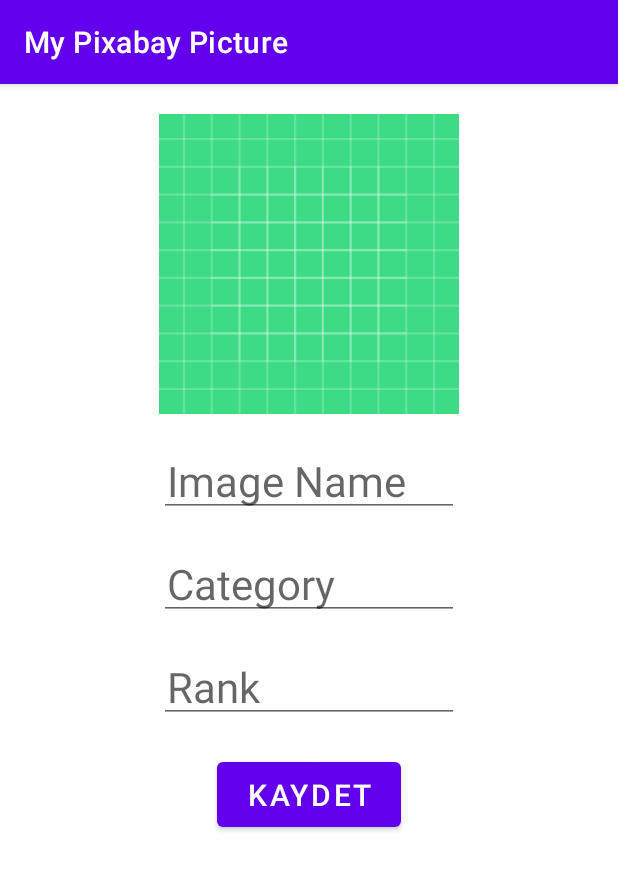
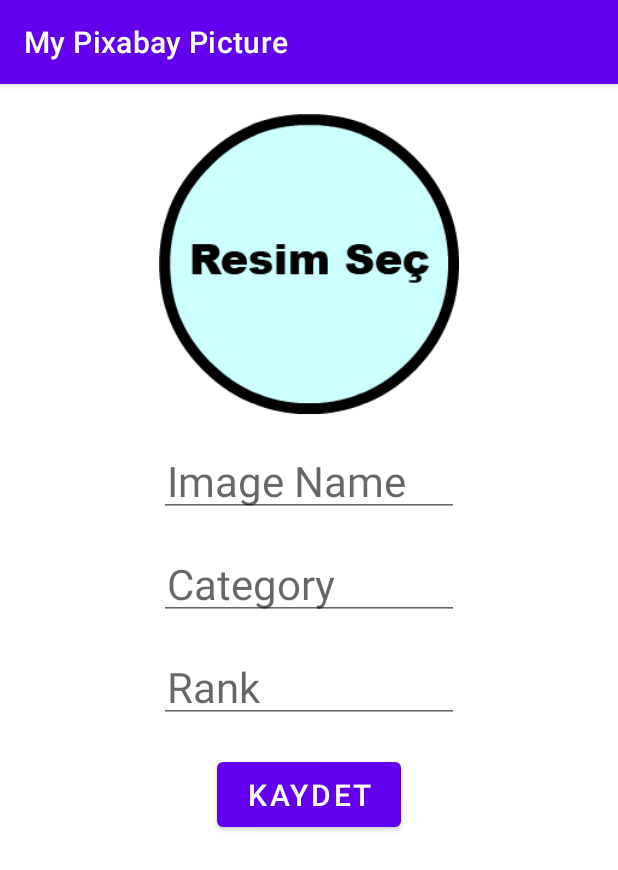
Before and after one commit to ZaferGuvenn/PixabayAPIInKotlin, an Android app: the screen it shows after launch (MainActivity), after a tap on "fdew", on a phone screen of 412 x 824 dp. Shown: the top 870 px of the screen. Run offline under Robolectric (Android 15) with nearby library versions, the phone set to English and light mode, and no system bars; our stand-ins replace Dagger/Hilt's generated code, Room's generated code; pictures from the network do not load.

Commit message:
Some bugs fixed

```diff
--- a/app/src/main/java/com/lafimsize/mypixabaypicture/di/AppModule.kt
+++ b/app/src/main/java/com/lafimsize/mypixabaypicture/di/AppModule.kt
@@ -51,7 +51,7 @@ object AppModule {
         .setDefaultRequestOptions(
             RequestOptions()
                 .placeholder(R.drawable.ic_launcher_foreground)
-                .error(R.drawable.ic_launcher_background)
+                .error(R.mipmap.error)
         )
 
 
--- a/app/src/main/java/com/lafimsize/mypixabaypicture/util/Resource.kt
+++ b/app/src/main/java/com/lafimsize/mypixabaypicture/util/Resource.kt
@@ -7,7 +7,7 @@ data class Resource<out T> (
     companion object{
 
         fun <T> success(data:T?):Resource<T>{
-            return Resource(Status.Success,data,null)
+            return Resource(Status.Success,data,"Resim başarıyla kaydedildi.")
         }
 
         fun <T> error(msg:String,data:T?):Resource<T>{
--- a/app/src/main/java/com/lafimsize/mypixabaypicture/view/MainActivity.kt
+++ b/app/src/main/java/com/lafimsize/mypixabaypicture/view/MainActivity.kt
@@ -2,6 +2,7 @@ package com.lafimsize.mypixabaypicture.view
 
 import androidx.appcompat.app.AppCompatActivity
 import android.os.Bundle
+import android.view.WindowManager
 import com.lafimsize.mypixabaypicture.R
 import dagger.hilt.android.AndroidEntryPoint
 import javax.inject.Inject
@@ -17,6 +18,7 @@ class MainActivity : AppCompatActivity() {
 
 
 
+        window.setSoftInputMode(WindowManager.LayoutParams.SOFT_INPUT_ADJUST_PAN)
 
     }
 }
--- a/app/src/main/res/layout/activity_main.xml
+++ b/app/src/main/res/layout/activity_main.xml
@@ -13,6 +13,10 @@
         android:layout_width="match_parent"
         android:layout_height="match_parent"
         app:defaultNavHost="true"
+        app:layout_constraintBottom_toBottomOf="parent"
+        app:layout_constraintEnd_toEndOf="parent"
+        app:layout_constraintStart_toStartOf="parent"
+        app:layout_constraintTop_toTopOf="parent"
         app:navGraph="@navigation/nav_graph"
         tools:layout="@layout/fragment_saved_pictures" />
 </androidx.constraintlayout.widget.ConstraintLayout>
--- a/app/src/main/res/layout/fragment_insert.xml
+++ b/app/src/main/res/layout/fragment_insert.xml
@@ -3,13 +3,16 @@
     xmlns:tools="http://schemas.android.com/tools"
     android:layout_width="match_parent"
     android:layout_height="match_parent"
-    xmlns:app="http://schemas.android.com/apk/res-auto">
+    xmlns:app="http://schemas.android.com/apk/res-auto"
+
+    android:background="#FFFFFF"
+    >
 
     <ImageView
         android:id="@+id/ivSelectImage"
         android:layout_width="200dp"
         android:layout_height="200dp"
-        android:src="@drawable/ic_launcher_background"
+        android:src="@mipmap/resimsec"
 
         app:layout_constraintEnd_toEndOf="parent"
         app:layout_constraintStart_toStartOf="parent"
@@ -29,6 +32,8 @@
         app:layout_constraintStart_toStartOf="@+id/ivSelectImage"
         app:layout_constraintTop_toBottomOf="@id/ivSelectImage"
 
+
+
         android:hint="Image Name"
         android:padding="5dp"
         />
@@ -44,6 +49,8 @@
         app:layout_constraintEnd_toEndOf="@+id/ivSelectImage"
         app:layout_constraintStart_toStartOf="@+id/ivSelectImage"
         app:layout_constraintTop_toBottomOf="@id/etImageName"
+
+
 
         android:hint="Category"
         android:padding="5dp"
@@ -61,6 +68,7 @@
         app:layout_constraintStart_toStartOf="@+id/ivSelectImage"
         app:layout_constraintTop_toBottomOf="@id/etCategory"
 
+
         android:hint="Rank"
         android:padding="5dp"
         />
@@ -74,6 +82,7 @@
         android:textSize="20sp"
         android:text="Kaydet"
 
+
         app:layout_constraintTop_toBottomOf="@id/etRank"
         app:layout_constraintEnd_toEndOf="@id/etRank"
         app:layout_constraintStart_toStartOf="@id/etRank"
@@ -83,4 +92,6 @@
         android:paddingHorizontal="20dp"/>
 
 
+
+
 </androidx.constraintlayout.widget.ConstraintLayout>
```
Also changed, not shown: app/src/main/java/com/lafimsize/mypixabaypicture/view/InsertFragment.kt (+26 -8 lines), app/src/main/java/com/lafimsize/mypixabaypicture/view/PixabayFragment.kt (+8 -7 lines), app/src/main/res/layout/fragment_pixabay.xml (+17 -0 lines), app/src/main/res/layout/fragment_saved_pictures.xml (+6 -1 lines), app/src/main/res/layout/saveds_row.xml (+12 -4 lines), app/src/main/res/mipmap-hdpi/resimsec.png (added).
